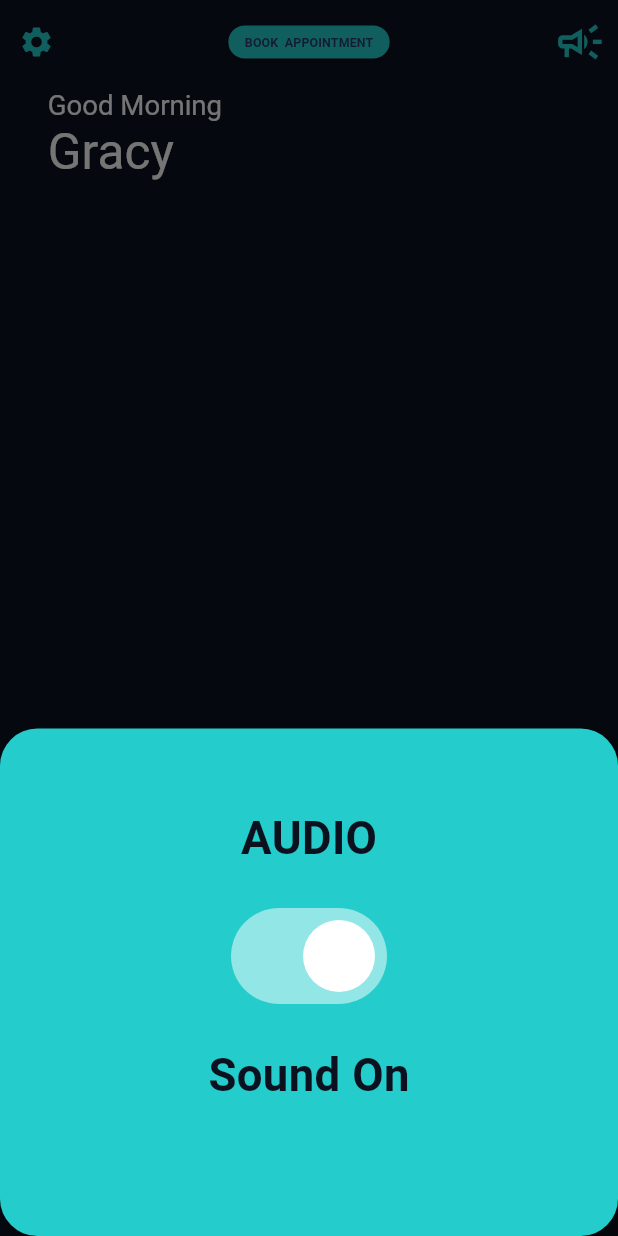
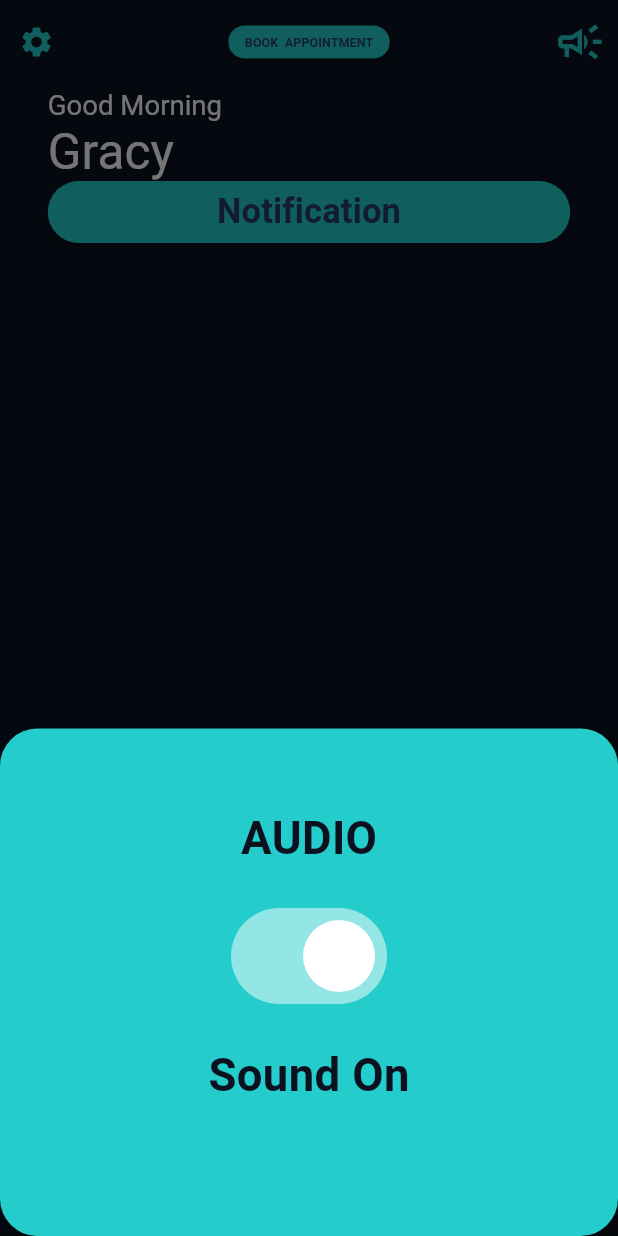
Before and after one commit to ElGreKost/PillMate, a Flutter app: the screen it shows after launch, after a tap on the "campaign" icon, on a phone screen of 412 x 824 dp. Run offline on Flutter 3.47's test engine with Material 3 defaults, Android fonts, the light colour scheme and no system bars; our stand-ins replace awesome_notifications, cached_network_image, flutter_svg, font_awesome_flutter, google_nav_bar, hive and 3 more; missing offline and left inert: day_night_time_picker, day_picker; accounts and stored records are empty; project files that could hold a hidden picture were left out.

Commit message:
Notifications work if you just but in a single day now trying to think how to do it to work with mutliple days

```diff
--- /dev/null
+++ b/pillmate-v1.0.2/lib/backend/notification_controller.dart
@@ -0,0 +1,36 @@
+import 'package:awesome_notifications/awesome_notifications.dart';
+
+import '../main.dart';
+
+class NotificationController {
+  // @pragma is used to say to the compiler not to delete those functions
+  /// Use this method to detect when a new notification or a schedule is created
+  @pragma("vm:entry-point")
+  static Future<void> onNotificationCreatedMethod(ReceivedNotification receivedNotification) async {
+    // Your code goes here
+  }
+
+  /// Use this method to detect every time that a new notification is displayed
+  @pragma("vm:entry-point")
+  static Future<void> onNotificationDisplayedMethod(ReceivedNotification receivedNotification) async {
+    // Your code goes here
+  }
+
+  /// Use this method to detect if the user dismissed a notification
+  @pragma("vm:entry-point")
+  static Future<void> onDismissActionReceivedMethod(ReceivedAction receivedAction) async {
+    // Your code goes here
+  }
+
+  /// Use this method to detect when the user taps on a notification or action button
+  @pragma("vm:entry-point")
+  static Future<void> onActionReceivedMethod(ReceivedAction receivedAction) async {
+    // Your code goes here
+
+    // todo understand this:
+    // Navigate into pages, avoiding to open the notification details page over another details page already opened
+    MyApp.navigatorKey.currentState?.pushNamedAndRemoveUntil(
+        '/notification-page', (route) => (route.settings.name != '/notification-page') || route.isFirst,
+        arguments: receivedAction);
+  }
+}
--- a/pillmate-v1.0.2/lib/main.dart
+++ b/pillmate-v1.0.2/lib/main.dart
@@ -1,4 +1,5 @@
 import 'package:flutter/material.dart';
+import 'backend/notification_controller.dart';
 import 'core/app_export.dart';
 import 'package:provider/provider.dart';
 import 'backend/app_state.dart';
@@ -6,6 +7,8 @@ import 'services/medication_data_provider.dart'; // Make sure to import your Nav
 import 'package:hive_flutter/hive_flutter.dart';
 import 'dart:io';
 import 'package:path_provider/path_provider.dart';
+import 'package:awesome_notifications/awesome_notifications.dart';
+
 
 Future<void> deleteMedicationWithName(String name) async {
   final Box medicationsBox = Hive.box('medications');
@@ -48,12 +51,45 @@ void main() async {
 
   await Hive.openBox('medications');
 
+  await deleteMedicationWithName('Aspirin');
+
+  await AwesomeNotifications().initialize(
+      // 'resource://drawable/ic_launcher',
+      null, // to see pillmate icon
+      [
+        NotificationChannel(
+            channelGroupKey: 'basic_channel_group',
+            channelKey: 'basic_channel',
+            channelName: 'Basic notifications',
+            channelDescription: 'Notification channel for basic tests',
+            defaultColor: Color(0xFF9D50DD),
+            ledColor: Colors.white)
+      ],
+      // Channel groups are only visual and are not required
+      channelGroups: [
+        NotificationChannelGroup(channelGroupKey: 'basic_channel_group', channelGroupName: 'Basic group')
+      ],
+      debug: true);
+  AwesomeNotifications().isNotificationAllowed().then((isAllowed) {
+    if (!isAllowed) {
+      // todo make this beautiful
+      AwesomeNotifications().requestPermissionToSendNotifications();
+    }
+  });
 
   ThemeHelper().changeTheme('primary');
   runApp(MyApp());
 }
 
-class MyApp extends StatelessWidget {
+class MyApp extends StatefulWidget {
+  // With the navigator key, you can redirect pages and get context even inside static classes.
+  static final GlobalKey<NavigatorState> navigatorKey = GlobalKey<NavigatorState>();
+
+  @override
+  State<MyApp> createState() => _MyAppState();
+}
+
+class _MyAppState extends State<MyApp> {
   @override
   Widget build(BuildContext context) {
     return MultiProvider(
@@ -74,4 +110,16 @@ class MyApp extends StatelessWidget {
       ),
     );
   }
+
+  @override
+  void initState() {
+    // Only after at least the action method is set, the notification events are delivered
+    AwesomeNotifications().setListeners(
+        onActionReceivedMethod: NotificationController.onActionReceivedMethod,
+        onNotificationCreatedMethod: NotificationController.onNotificationCreatedMethod,
+        onNotificationDisplayedMethod: NotificationController.onNotificationDisplayedMethod,
+        onDismissActionReceivedMethod: NotificationController.onDismissActionReceivedMethod);
+
+    super.initState();
+  }
 }
--- a/pillmate-v1.0.2/lib/presentation/homescreen_page/homescreen_page.dart
+++ b/pillmate-v1.0.2/lib/presentation/homescreen_page/homescreen_page.dart
@@ -1,8 +1,10 @@
+import 'package:awesome_notifications/awesome_notifications.dart';
 import 'package:flutter/material.dart';
 import 'package:hive_flutter/hive_flutter.dart';
 import 'package:pillmate/core/app_export.dart';
 import 'package:pillmate/widgets/app_bar/appbar_title_button.dart';
 import '../../services/medication.dart';
+import '../../widgets/custom_elevated_button.dart';
 import '../../widgets/med_list_tile.dart';
 import '../pickaudio_screen/pickaudio_screen.dart';
 
@@ -15,7 +17,7 @@ class HomescreenPage extends StatelessWidget {
       child: Scaffold(
         appBar: AppBar(
           leadingWidth: 49.h,
-          backgroundColor: Colors.transparent,
+          backgroundColor: appTheme.grey900,
           leading: IconButton(
             onPressed: () => Navigator.pushNamed(context, AppRoutes.settingsScreen),
             icon: Icon(Icons.settings, color: appTheme.cyan500),
@@ -70,6 +72,11 @@ class HomescreenPage extends StatelessWidget {
                 ),
                 textAlign: TextAlign.left,
               ),
+              CustomElevatedButton(
+                text: 'Notification',
+                onPressed: () => createPillReminderNotification(10, 'DepoNaki'),
+              ),
+              SizedBox(height: 8),
               SizedBox(height: 8),
               Expanded(
                 child: ListView.separated(
@@ -87,6 +94,30 @@ class HomescreenPage extends StatelessWidget {
       },
     );
   }
+
+  // Define a function to create a customized notification
+  void createPillReminderNotification(int notificationId, String medicationName) {
+    AwesomeNotifications().createNotification(
+      content: NotificationContent(
+        id: notificationId,
+        channelKey: 'basic_channel', // Make sure this channel is defined in your AwesomeNotifications initialization
+        title: '$medicationName Time',
+        body: 'Time to take your $medicationName.',
+        actionType: ActionType.Default,
+      ),
+
+      actionButtons: [
+        NotificationActionButton(
+          key: 'MARK_TAKEN',
+          label: 'Mark as Taken',
+          actionType: ActionType.Default,
+          color: appTheme.teal500,
+          // buttonType: ActionButtonType.Default,
+        ),
+      ],
+    );
+  }
+
 
   List<Medication> _getAllMedications(Box box) {
     List<Medication> allMedications = [];
--- a/pillmate-v1.0.2/lib/presentation/plan_medication/plan_medication.dart
+++ b/pillmate-v1.0.2/lib/presentation/plan_medication/plan_medication.dart
@@ -10,6 +10,7 @@ import '../../services/medication_data_provider.dart';
 import 'package:provider/provider.dart';
 import '../../routes/app_routes.dart';
 import '../../theme/theme_helper.dart';
+import '../../utils/notifications_utils.dart';
 import '../../widgets/app_bar/custom_app_bar.dart';
 import '../../widgets/med_list_tile.dart';
 import 'widgets/custom_button_panel.dart';
@@ -61,7 +62,7 @@ class _PlanMedicationScreenState extends State<PlanMedicationScreen> {
                     Text('Days of Week', style: theme.textTheme.displayMedium)),
             SizedBox(height: 8),
             SelectWeekDays(
-              fontSize: 16,
+              fontSize: 12,
               fontWeight: FontWeight.w600,
               days: _days,
               border: false,
@@ -235,6 +236,9 @@ class _PlanMedicationScreenState extends State<PlanMedicationScreen> {
         scheduledTimeList: medicationProvider.scheduledTimeList);
     Provider.of<AppState>(context, listen: false).addMedication(newMedication);
 
+    // Create Notifications for Medication
+    NotificationUtils.scheduleMedicationNotifications(newMedication);
+
     await medicationProvider.addMedication(); // Add medication to Firestore
     Navigator.pushNamed(context, AppRoutes.homescreenPage);
   }
--- a/pillmate-v1.0.2/lib/services/medication.dart
+++ b/pillmate-v1.0.2/lib/services/medication.dart
@@ -1,7 +1,10 @@
 import 'package:flutter/cupertino.dart';
 
+class Medication {
+  static int _idCounter =
+      1; // todo - Cons: Upon restart this will be set back to 0
 
-class Medication {
+  final int notificationId=_idCounter;
   final String name;
   final String type;
   final String betweenMeals;
@@ -14,10 +17,9 @@ class Medication {
     required this.icon,
     required this.betweenMeals,
     required this.scheduledTimeList,
-  });
-
-
-
+  }) {
+    _idCounter = _idCounter + 3;
+  }
 
   // todo Yiannis upgrade this according to the List<DateTime>
   Map<String, dynamic> toMap() {
@@ -25,9 +27,9 @@ class Medication {
       'name': name,
       'type': type,
       'betweenMeals': betweenMeals,
-      'scheduledTimeList': scheduledTimeList.map((dateTime) => dateTime?.millisecondsSinceEpoch).toList(),
+      'scheduledTimeList': scheduledTimeList
+          .map((dateTime) => dateTime?.millisecondsSinceEpoch)
+          .toList(),
     };
   }
-
-
 }
--- a/pillmate-v1.0.2/lib/theme/theme_helper.dart
+++ b/pillmate-v1.0.2/lib/theme/theme_helper.dart
@@ -164,8 +164,6 @@ class PrimaryColors {
 
   Color get whiteA700 => HSLColor.fromAHSL(1.0, 0, 0.0, 1.0).toColor(); //
   Color get white100 => HSLColor.fromAHSL(1.0, 0, 0.0, 0.95).toColor(); //
-
-  Color get background100 => HSLColor.fromAHSL(1.0, 0, 0.0, 0.98).toColor(); //
 }
 
 PrimaryColors get appTheme => ThemeHelper().themeColor();
--- a/pillmate-v1.0.2/lib/widgets/app_bar/custom_app_bar.dart
+++ b/pillmate-v1.0.2/lib/widgets/app_bar/custom_app_bar.dart
@@ -15,6 +15,7 @@ class CustomAppBar extends StatelessWidget implements PreferredSizeWidget {
   Widget build(BuildContext context) {
     return AppBar(
       title: Text(titleText),
+      backgroundColor: appTheme.grey900,
       leading: IconButton(
           icon: Icon(Icons.arrow_back, color: appTheme.whiteA700), onPressed: onBackTap ?? () => Navigator.pop(context)),
         actions: [
--- a/pillmate-v1.0.2/pubspec.yaml
+++ b/pillmate-v1.0.2/pubspec.yaml
@@ -24,6 +24,7 @@ dependencies:
   cloud_firestore: ^4.15.8
   font_awesome_flutter: ^10.7.0
   ionicons: ^0.2.2
+  awesome_notifications: ^0.9.2
 
 dev_dependencies:
   flutter_test:
```
Also changed, not shown: pillmate-v1.0.2/lib/utils/notifications_utils.dart (added, +77 -0 lines), pillmate-v1.0.2/lib/widgets/med_list_tile.dart (+32 -24 lines), 3 other files.
